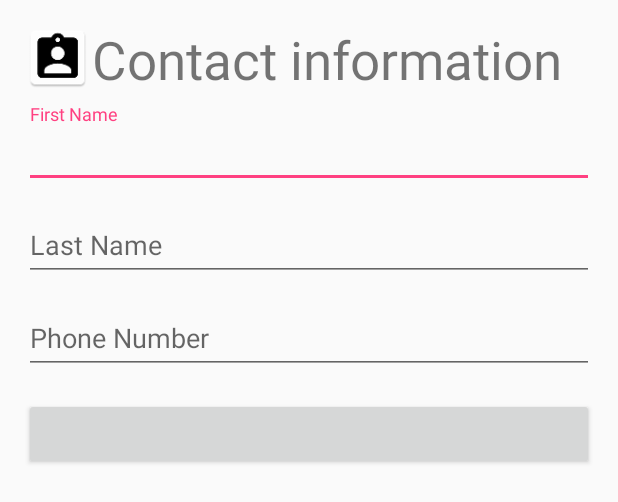
After one commit to sage-michaels/basiclayout, an Android app: the layout activity_contact_submission_page.xml on its own in the app's theme, with its tools: preview values and no code run, on a phone screen of 412 x 824 dp. The commit adds this screen. Shown: the top 502 px of the screen. Run offline under Robolectric (Android 15) with nearby library versions, the phone set to English and light mode, and no system bars.

Commit message:
finished app?

```diff
--- a/app/src/main/AndroidManifest.xml
+++ b/app/src/main/AndroidManifest.xml
@@ -1,6 +1,11 @@
 <?xml version="1.0" encoding="utf-8"?>
 <manifest xmlns:android="http://schemas.android.com/apk/res/android"
     package="com.example.sage.basiclayouts">
+
+    <!-- To auto-complete the email text field in the login form with the user's emails -->
+    <uses-permission android:name="android.permission.GET_ACCOUNTS" />
+    <uses-permission android:name="android.permission.READ_PROFILE" />
+    <uses-permission android:name="android.permission.READ_CONTACTS" />
 
     <application
         android:allowBackup="true"
@@ -16,6 +21,7 @@
             android:theme="@style/AppTheme.NoActionBar">
             <intent-filter>
                 <action android:name="android.intent.action.MAIN" />
+
                 <category android:name="android.intent.category.LAUNCHER" />
             </intent-filter>
         </activity>
--- a/app/src/main/java/com/example/sage/basiclayouts/ContactPage.java
+++ b/app/src/main/java/com/example/sage/basiclayouts/ContactPage.java
@@ -28,7 +28,7 @@ public class ContactPage extends AppCompatActivity {
 
     public void onCreate(Bundle savedInstanceState) {
         super.onCreate(savedInstanceState);
-        setContentView(R.layout.editcontactpage);
+        setContentView(R.layout.activity_contact_submission_page);
         final Intent intentThatCreatedThisPage = getIntent();
 
 
--- /dev/null
+++ b/app/src/main/res/layout/activity_contact_submission_page.xml
@@ -0,0 +1,101 @@
+<LinearLayout xmlns:android="http://schemas.android.com/apk/res/android"
+    xmlns:tools="http://schemas.android.com/tools"
+    android:layout_width="match_parent"
+    android:layout_height="match_parent"
+    android:gravity="center_horizontal"
+    android:orientation="vertical"
+    android:paddingBottom="@dimen/activity_vertical_margin"
+    android:paddingLeft="@dimen/activity_horizontal_margin"
+    android:paddingRight="@dimen/activity_horizontal_margin"
+    android:paddingTop="@dimen/activity_vertical_margin"
+    tools:context="com.example.sage.basiclayouts.ContactPage">
+
+
+    <ProgressBar
+        android:id="@+id/progress"
+        style="?android:attr/progressBarStyleLarge"
+        android:layout_width="wrap_content"
+        android:layout_height="wrap_content"
+        android:layout_marginBottom="8dp"
+        android:visibility="gone" />
+
+    <ScrollView
+        android:id="@+id/login_form"
+        android:layout_width="match_parent"
+        android:layout_height="match_parent">
+
+    <LinearLayout xmlns:android="http://schemas.android.com/apk/res/android"
+        xmlns:tools="http://schemas.android.com/tools"
+        xmlns:android.support.design="http://schemas.android.com/apk/res-auto"
+        android:id="@+id/contact_page"
+        android:orientation="vertical"
+        android:layout_width="match_parent"
+        android:layout_height="match_parent"
+        android:weightSum="1"
+        tools:context="com.example.sage.basiclayouts.ContactPage">
+        <LinearLayout
+            android:layout_width="match_parent"
+            android:layout_height="wrap_content"
+            android:orientation="horizontal">
+
+            <ImageView
+                android:layout_width="45dp"
+                android:layout_height="45dp"
+                android:background="@mipmap/personalinfo"/>
+            <TextView
+                android:layout_width="match_parent"
+                android:layout_height="wrap_content"
+                android:textSize="35sp"
+                android:text = "Contact information"/>
+        </LinearLayout>
+
+        <android.support.design.widget.TextInputLayout
+            android:layout_height="wrap_content"
+            android:layout_width="match_parent"
+            android:layout_marginTop="6dp"
+            >
+            <EditText
+                android:inputType="text"
+                android:layout_width="match_parent"
+                android:layout_height="wrap_content"
+                android:layout_weight=".33"
+                android:id= "@+id/firstNameInput"
+                android:hint="First Name"/>
+        </android.support.design.widget.TextInputLayout>
+
+        <android.support.design.widget.TextInputLayout
+            android:layout_height="wrap_content"
+            android:layout_width="match_parent"
+            android:layout_marginTop="6dp">
+            <EditText
+                android:inputType="text"
+                android:id="@+id/lastNameInput"
+                android:layout_width="match_parent"
+                android:layout_height="wrap_content"
+                android:layout_weight=".33"
+                android:hint="Last Name"/>
+        </android.support.design.widget.TextInputLayout>
+        <android.support.design.widget.TextInputLayout
+            android:layout_height="wrap_content"
+            android:layout_width="match_parent"
+            android:layout_marginTop="6dp">
+            <EditText
+                android:id="@+id/phoneNumberInput"
+                android:layout_width="match_parent"
+                android:layout_height="45dp"
+                android:inputType="phone"
+                android:layout_weight="0.33"
+                android:hint="Phone Number"/>
+        </android.support.design.widget.TextInputLayout>
+
+            <Button
+                android:id="@+id/submit"
+                android:layout_width="match_parent"
+                android:layout_height="wrap_content"
+                android:layout_marginTop="16dp"
+                android:src="@drawable/addcontact"
+                android:textStyle="bold" />
+
+        </LinearLayout>
+    </ScrollView>
+</LinearLayout>
--- a/app/src/main/res/values/dimens.xml
+++ b/app/src/main/res/values/dimens.xml
@@ -2,4 +2,7 @@
     <dimen name="app_bar_height">180dp</dimen>
     <dimen name="fab_margin">16dp</dimen>
     <dimen name="text_margin">16dp</dimen>
+    <!-- Default screen margins, per the Android Design guidelines. -->
+    <dimen name="activity_horizontal_margin">16dp</dimen>
+    <dimen name="activity_vertical_margin">16dp</dimen>
 </resources>
--- a/app/src/main/res/values/strings.xml
+++ b/app/src/main/res/values/strings.xml
@@ -92,4 +92,18 @@
         "when a user tries to pick up one of cards.\n\n"
     </string>
     <string name="action_settings">Settings</string>
+    <string name="title_activity_contact_submission_page">Sign in</string>
+
+    <!-- Strings related to login -->
+    <string name="prompt_email">Email</string>
+    <string name="prompt_password">Password (optional)</string>
+    <string name="action_sign_in">Sign in or register</string>
+    <string name="action_sign_in_short">Sign in</string>
+    <string name="error_invalid_email">This email address is invalid</string>
+    <string name="error_invalid_password">This password is too short</string>
+    <string name="error_incorrect_password">This password is incorrect</string>
+    <string name="error_field_required">This field is required</string>
+    <string name="permission_rationale">"Contacts permissions are needed for providing email
+        completions."
+    </string>
 </resources>
```
